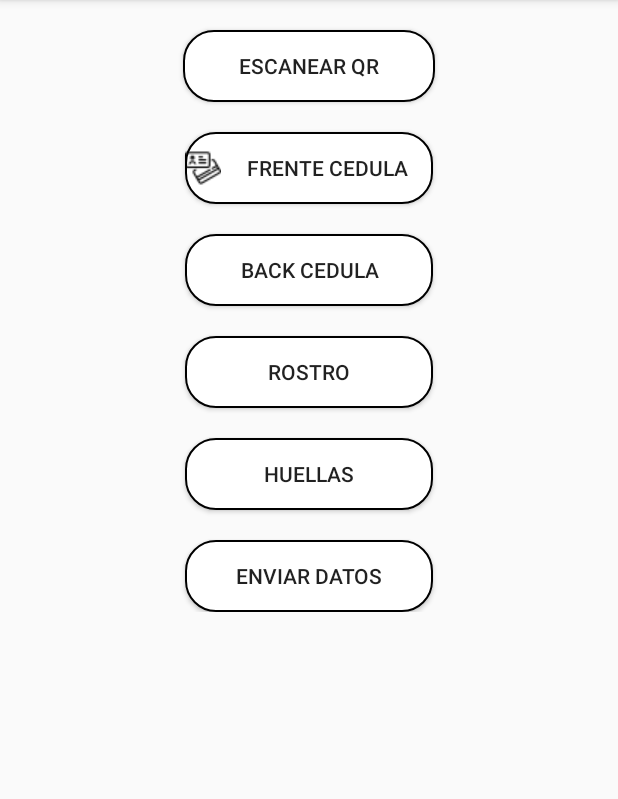
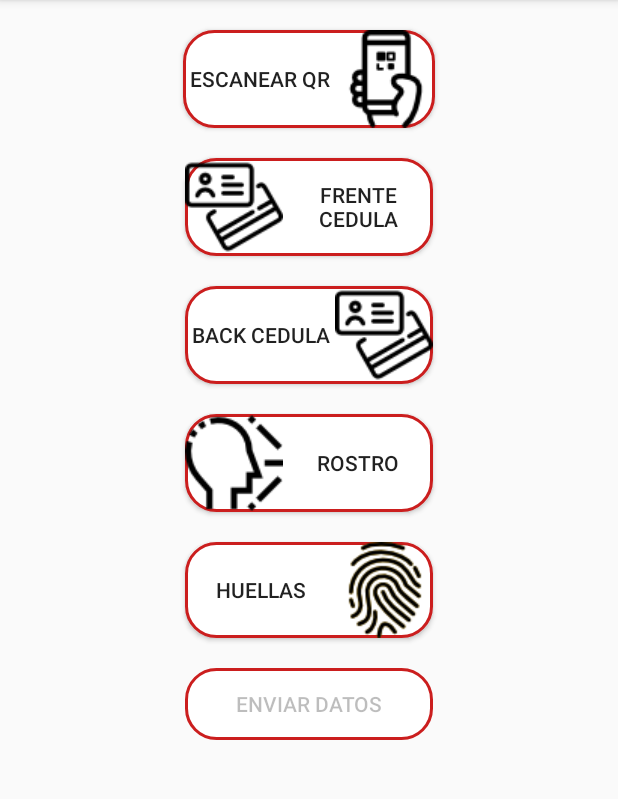
Before and after one commit to KevinAndrey96/android-biometric-credit-origination-platform, an Android app: the Enrollment screen opened directly, with no data from a screen before it, on a phone screen of 412 x 824 dp, the part 84-883 px from its top. Run offline under Robolectric (Android 15) with nearby library versions, the phone set to English and light mode, and no system bars; libraries missing offline, so code that uses them is left out: com.example.biometricbytte, com.example.docbytte, com.google.zxing.integration, com.microblink.activity; Roboto replaces fonts that are not available here; 1 statement that could not run was skipped.

Commit message:
enrollment activity

```diff
--- a/app/src/main/java/com/trantec/yo/Enrollment.kt
+++ b/app/src/main/java/com/trantec/yo/Enrollment.kt
@@ -10,6 +10,8 @@ import android.support.v4.app.ActivityCompat
 import android.support.v4.content.ContextCompat
 import android.support.v7.app.AppCompatActivity
 import android.util.Log
+import android.widget.Button
+import android.widget.Toast
 import com.example.biometricbytte.morpho.face.BytteCaptureFace
 import com.example.biometricbytte.morpho.huella.BytteFingerPrint
 import com.example.biometricbytte.morpho.license.BytteLicense
@@ -19,8 +21,10 @@ import com.example.docbytte.ui.CBackDocument
 import com.example.docbytte.ui.CFrontDocument
 import com.example.docbytte.ui.FrontDocPassport
 import com.google.gson.Gson
+import com.google.zxing.integration.android.IntentIntegrator
 import com.microblink.activity.BaseScanActivity
 import kotlinx.android.synthetic.main.activity_enrollment.*
+import org.json.JSONException
 
 
 import java.util.*
@@ -28,6 +32,8 @@ import java.util.*
 
 class Enrollment : AppCompatActivity() {
 
+    internal var btnScan: Button? = null
+    internal var qrScanIntegrator: IntentIntegrator? = null
     val LICENSEMICROBLINK = "V76CKZT3-NONJVDPE-NT4KLLY5-5OOBC5AI-JZKZL23B-FLBJP77K-EH4NX33O-LF3REX3F"//esta licencia se debe solicitar a bytte para el funcionamiento en los documentos
     val MY_REQUEST_CODE_LISENCE = 1329
     val MY_REQUEST_CODE_FRONT = 1330
@@ -43,6 +49,13 @@ class Enrollment : AppCompatActivity() {
         super.onCreate(savedInstanceState)
         setContentView(R.layout.activity_enrollment)
 
+        val btnScan = findViewById<Button>(R.id.scannQr)
+        btnScan!!.setOnClickListener { performAction() }
+
+        qrScanIntegrator = IntentIntegrator(this)
+
+        val BtnSend = findViewById<Button>(R.id.btnSend)
+        BtnSend.setEnabled(false)
 
         btnCedula.setOnClickListener {
             //captura de frente doc
@@ -70,7 +83,6 @@ class Enrollment : AppCompatActivity() {
 
         button4.setOnClickListener {
             //rostro
-
             val intent = Intent(this@Enrollment, BytteCaptureFace::class.java)
             intent.putExtra(ValuesBiometric.EXTRAS_FACECAPTURE, "2")//factor de captura  0  facil 1  medio 2 dificil 3 muy dificil 0,1,2,3 deteccion por movimientos, 4,5,6 deteccion de rostro
             intent.putExtra("TIPO_CAMERA", "0")//0 capara frontal 1 camara posterior
@@ -89,9 +101,9 @@ class Enrollment : AppCompatActivity() {
             val intent = Intent(this@Enrollment, BytteLicense::class.java)
             intent.putExtra("URLPETICION", URLPETICION)
             startActivityForResult(intent, MY_REQUEST_CODE_LISENCE)
-        }
+        }*/
 
-        button9.setOnClickListener {
+        /*button9.setOnClickListener {
             Util.Eliminarimgaplicacion(this@Enrollment)
         }*/
 
@@ -109,6 +121,11 @@ class Enrollment : AppCompatActivity() {
         }
 
     }
+
+    private fun performAction() {
+        qrScanIntegrator?.initiateScan()
+    }
+
     override fun onActivityResult(requestCode: Int, resultCode: Int, data: Intent?) {
         super.onActivityResult(requestCode, resultCode, data)
         var results_biometric = ""
@@ -118,7 +135,6 @@ class Enrollment : AppCompatActivity() {
             if (requestCode == MY_REQUEST_CODE_LISENCE && resultCode == Activity.RESULT_OK) {
                 results_biometric = data!!.extras!!.getString("License")
                 Log.d("TAG", results_biometric)
-
             } else if (requestCode == MY_REQUEST_CODE_LISENCE && resultCode == Activity.RESULT_CANCELED) {
                 results_biometric = data!!.extras!!.getString("License")
                 Log.d("TAG", results_biometric)
@@ -126,6 +142,8 @@ class Enrollment : AppCompatActivity() {
                 results_biometric = data?.extras?.getString("InfoFrontDoc")!!
             } else if (requestCode == MY_REQUEST_CODE_FRONT && resultCode == BaseScanActivity.RESULT_OK) {
                 results_biometric = data?.extras?.getString("InfoFrontDoc")!!
+                val cedulafront = findViewById<Button>(R.id.btnCedula)
+                cedulafront.setEnabled(false)
             } else if (requestCode == MY_REQUEST_CODE_FRONT && resultCode == BaseScanActivity.RESULT_CANCELED) {
                 results_biometric = data?.extras?.getString("InfoFrontDoc")!!
             } else if (requestCode == MY_REQUEST_CODE_NFCPAST && resultCode == BaseScanActivity.RESULT_OK) {
@@ -135,13 +153,19 @@ class Enrollment : AppCompatActivity() {
             } else if (requestCode == MY_REQUEST_CODE_FACECAPTURE && resultCode == BaseScanActivity.RESULT_OK) {
                 results_biometric = data?.extras?.getString("InfoimgRostro")!!
                 val properties = gson.fromJson(results_biometric, Properties::class.java)
+                val reconocimientofacial = findViewById<Button>(R.id.button4)
+                reconocimientofacial.setEnabled(false)
             } else if (requestCode == MY_REQUEST_CODE_FACECAPTURE && resultCode == BaseScanActivity.RESULT_CANCELED) {
                 results_biometric = data?.extras?.getString("InfoimgRostro")!!
 
             } else if (requestCode == MY_REQUEST_CODE_BIOMETRIC && resultCode == BaseScanActivity.RESULT_OK) {//
                 results_biometric = data?.extras?.getString("InfoBiometric")!!
+                val escaner_huella = findViewById<Button>(R.id.button2)
+                escaner_huella.setEnabled(false)
             }else if (requestCode == MY_REQUEST_CODE_BACK && resultCode == BaseScanActivity.RESULT_OK) {//back del documento colombiano
                 results_biometric = data?.extras?.getString("InfoBackDoc")!!
+                val cedulaback = findViewById<Button>(R.id.button7)
+                cedulaback.setEnabled(false)
             }
 
             Log.d("TAG", results_biometric)
@@ -150,6 +174,24 @@ class Enrollment : AppCompatActivity() {
 
         }
 
+        val result = IntentIntegrator.parseActivityResult(requestCode, resultCode, data)
+        if (result != null) {
+
+            if (result.contents == null) {
+                Toast.makeText(this, getString(R.string.result_not_found), Toast.LENGTH_LONG).show()
+            } else {
+                try {
+                    Toast.makeText(this, result.contents, Toast.LENGTH_LONG).show()
+                    val scannQr = findViewById<Button>(R.id.scannQr)
+                    scannQr.setEnabled(false)
+                } catch (e: JSONException) {
+                    e.printStackTrace()
+                    Toast.makeText(this, "Hubo un error, por favor intentelo de nuevo", Toast.LENGTH_LONG).show()
+                }
+            }
+        } else {
+            super.onActivityResult(requestCode, resultCode, data)
+        }
 
     }
 }
--- /dev/null
+++ b/app/src/main/res/drawable/rounded_button1.xml
@@ -0,0 +1,7 @@
+<?xml version="1.0" encoding="utf-8"?>
+<shape xmlns:android="http://schemas.android.com/apk/res/android"
+    android:shape="rectangle">
+    <solid android:color="#ffffff"></solid>
+    <corners android:radius="20dp"></corners>
+    <stroke android:width="2dp" android:color="@color/colorPrimary"></stroke>
+</shape>
--- a/app/src/main/res/layout/activity_enrollment.xml
+++ b/app/src/main/res/layout/activity_enrollment.xml
@@ -23,7 +23,8 @@
                 android:layout_width="168dp"
                 android:layout_height="wrap_content"
                 android:layout_marginTop="20dp"
-                android:background="@drawable/rounded_button"
+                android:background="@drawable/rounded_button1"
+                android:drawableEnd="@drawable/codigo_qr"
                 android:text="Escanear QR" />
 
             <Button
@@ -31,8 +32,8 @@
                 android:layout_width="165dp"
                 android:layout_height="wrap_content"
                 android:layout_marginTop="20dp"
-                android:background="@drawable/rounded_button"
-                android:drawableStart="@drawable/icono_cedula"
+                android:background="@drawable/rounded_button1"
+                android:drawableStart="@drawable/icono_front"
                 android:drawableLeft="@drawable/icono_cedula"
                 android:text="Frente cedula" />
 
@@ -41,7 +42,8 @@
                 android:layout_width="165dp"
                 android:layout_height="wrap_content"
                 android:layout_marginTop="20dp"
-                android:background="@drawable/rounded_button"
+                android:background="@drawable/rounded_button1"
+                android:drawableEnd="@drawable/icono_cedula"
                 android:text="Back cedula" />
 
             <Button
@@ -49,7 +51,8 @@
                 android:layout_width="165dp"
                 android:layout_height="wrap_content"
                 android:layout_marginTop="20dp"
-                android:background="@drawable/rounded_button"
+                android:background="@drawable/rounded_button1"
+                android:drawableStart="@drawable/reconocimiento_facial"
                 android:text="Rostro" />
 
             <Button
@@ -57,15 +60,16 @@
                 android:layout_width="165dp"
                 android:layout_height="wrap_content"
                 android:layout_marginTop="20dp"
-                android:background="@drawable/rounded_button"
+                android:background="@drawable/rounded_button1"
+                android:drawableEnd="@drawable/huella"
                 android:text="Huellas" />
 
             <Button
-                android:id="@+id/button"
+                android:id="@+id/btnSend"
                 android:layout_width="165dp"
                 android:layout_height="wrap_content"
                 android:layout_marginTop="20dp"
-                android:background="@drawable/rounded_button"
+                android:background="@drawable/rounded_button1"
                 android:text="Enviar datos" />
 
         </LinearLayout>
```
Also changed, not shown: app/src/main/res/drawable-v21/codigo_qr.png (added), app/src/main/res/drawable-v21/huella.png (added), app/src/main/res/drawable-v21/icono_back.png (added), app/src/main/res/drawable-v21/icono_cedula.png, app/src/main/res/drawable-v21/icono_front.png (added), app/src/main/res/drawable-v21/icono_qr.png (added), app/src/main/res/drawable-v21/reconocimiento_facial.png (added).
